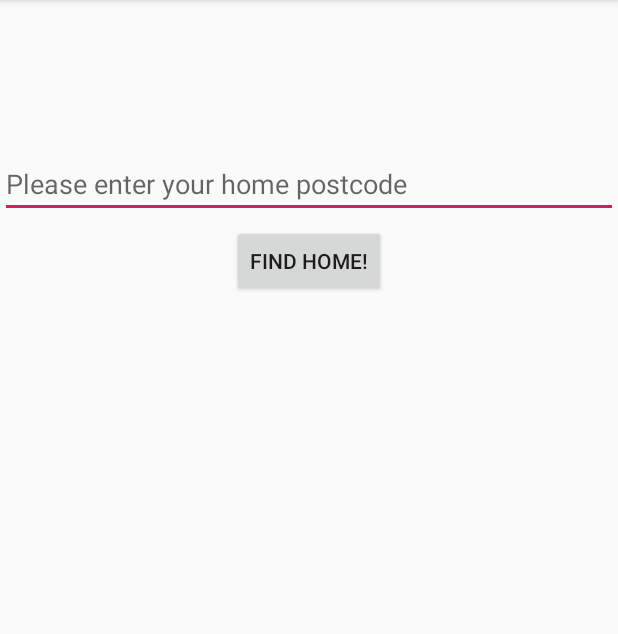
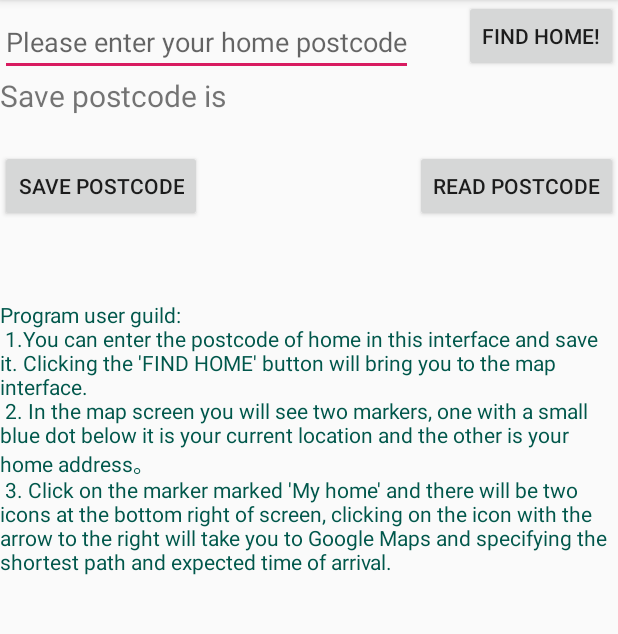
Before and after one commit to Xiang-Zhou-Ed/BackHome, an Android app: the screen it shows after launch (MainActivity), on a phone screen of 412 x 824 dp, the part 84-718 px from its top. Run offline under Robolectric (Android 15) with nearby library versions, the phone set to English and light mode, and no system bars.

Commit message:
Now, the postcode can save in local and optimized xml file

```diff
--- a/app/src/main/java/com/s1920393/backhome1/MainActivity.java
+++ b/app/src/main/java/com/s1920393/backhome1/MainActivity.java
@@ -3,27 +3,53 @@ package com.s1920393.backhome1;
 import androidx.appcompat.app.AppCompatActivity;
 
 import android.content.Intent;
+import android.content.SharedPreferences;
 import android.os.Bundle;
 import android.view.View;
 import android.widget.EditText;
+import android.widget.TextView;
+import android.widget.Toast;
 
 public class MainActivity extends AppCompatActivity {
     public final static String EXTRA_MESSAGE ="com.s1920393.backhome1";
+    TextView out;
+    //Declare Sharedpreferenced object
+    SharedPreferences mSpf;
+    EditText editText;
     @Override
     protected void onCreate(Bundle savedInstanceState) {
         super.onCreate(savedInstanceState);
         setContentView(R.layout.activity_main);
+        out = (TextView) this.findViewById(R.id.showtext);
+        //Carry data from editTExt by the ID UserHome
+        editText = (EditText)findViewById(R.id.UserHome);
+        //Get SharedPreferenced object
+        mSpf = super.getSharedPreferences("postcode",MODE_PRIVATE);
     }
     //Send a message to map activity and open it
     public void goToMap(View view) {
         //Respond to the button
         Intent intent = new Intent(this, stratMap.class);
-        //Carry data from editTExt by the ID UserHome
-        EditText editText = (EditText)findViewById(R.id.UserHome);
         //Get the string from text
         String message = editText.getText().toString();
         //Put the data to intent
         intent.putExtra(EXTRA_MESSAGE, message);
         startActivity(intent);
     }
+
+    public void save(View view) {
+            //Get edit object
+            SharedPreferences.Editor editor = mSpf.edit();
+            //Write data through the editor object
+            editor.putString("addr", editText.getText().toString());
+            //Submit data to xml file
+            editor.commit();
+    }
+
+    public void read(View view) {
+        //To fetch the data, the first parameter is the key to be written,
+        //and the second parameter is the value returned by default if no data is obtained.
+        String info = mSpf.getString("addr", "Null");
+        out.setText(info);
+    }
 }
--- a/app/src/main/res/layout/activity_main.xml
+++ b/app/src/main/res/layout/activity_main.xml
@@ -9,17 +9,51 @@
 
     <EditText
         android:id="@+id/UserHome"
-        android:layout_width="match_parent"
+        android:layout_width="wrap_content"
         android:layout_height="wrap_content"
-        android:layout_marginTop="100dp"
-        android:hint="Please enter your home postcode"/>
+        android:layout_marginTop="5dp"
+        android:hint="Please enter your home postcode" />
 
     <Button
         android:layout_width="wrap_content"
         android:layout_height="wrap_content"
-        android:layout_centerHorizontal="true"
-        android:layout_marginTop="150dp"
+        android:layout_alignParentRight="true"
         android:onClick="goToMap"
         android:text="Find Home!" />
 
+    <Button
+        android:layout_width="wrap_content"
+        android:layout_height="wrap_content"
+        android:layout_alignParentTop="true"
+        android:text="Save postcode"
+        android:layout_marginTop="100dp"
+        android:onClick="save"/>
+
+    <Button
+        android:layout_width="wrap_content"
+        android:layout_height="wrap_content"
+        android:layout_alignParentRight="true"
+        android:layout_marginTop="100dp"
+        android:text="Read postcode"
+        android:onClick="read"/>
+
+
+    <TextView
+        android:id="@+id/showtext"
+        android:layout_width="wrap_content"
+        android:layout_height="wrap_content"
+        android:layout_marginTop="50dp"
+        android:textSize="20dp"
+        android:text="Save postcode is"/>
+
+    <TextView
+        android:layout_width="wrap_content"
+        android:layout_height="wrap_content"
+        android:layout_marginTop="200dp"
+        android:singleLine="false"
+        android:textColor="@color/colorPrimaryDark"
+        android:text="Program user guild: \n 1.You can enter the postcode of home in this interface and save it. Clicking the 'FIND HOME' button will bring you to the map interface.
+        \n 2. In the map screen you will see two markers, one with a small blue dot below it is your current location and the other is your home address。
+        \n 3. Click on the marker marked 'My home' and there will be two icons at the bottom right of screen, clicking on the icon with the arrow to the right will take you to Google Maps and specifying the shortest path and expected time of arrival."/>
+
 </RelativeLayout>
```
